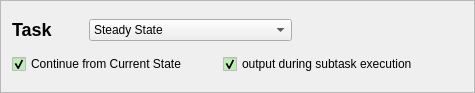
Above: copasi/UI/CScanWidgetTask.ui from copasi/COPASI before the change. Below: the same form after it.
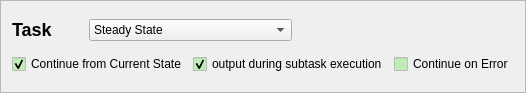
That is the form after the change.

Commit message: - issue 2791: allow to choose whether we should continue from error or not

Patch:
```diff
--- a/copasi/UI/CScanWidgetTask.ui
+++ b/copasi/UI/CScanWidgetTask.ui
@@ -192,22 +192,6 @@
           </property>
          </widget>
         </item>
-        <item>
-         <spacer name="spacer3">
-          <property name="orientation">
-           <enum>Qt::Horizontal</enum>
-          </property>
-          <property name="sizeType">
-           <enum>QSizePolicy::Maximum</enum>
-          </property>
-          <property name="sizeHint" stdset="0">
-           <size>
-            <width>30</width>
-            <height>20</height>
-           </size>
-          </property>
-         </spacer>
-        </item>
         <item>
          <widget class="QCheckBox" name="checkOutput">
           <property name="toolTip">
@@ -224,6 +208,13 @@
           </property>
          </widget>
         </item>
+        <item>
+         <widget class="QCheckBox" name="mpContinueOnError">
+          <property name="text">
+           <string>Continue on Error</string>
+          </property>
+         </widget>
+        </item>
         <item>
          <spacer name="spacer4">
           <property name="orientation">
```
Left out of the diff: 35 changed lines with no effect on the pictures. The commit also changes 4 other files.
